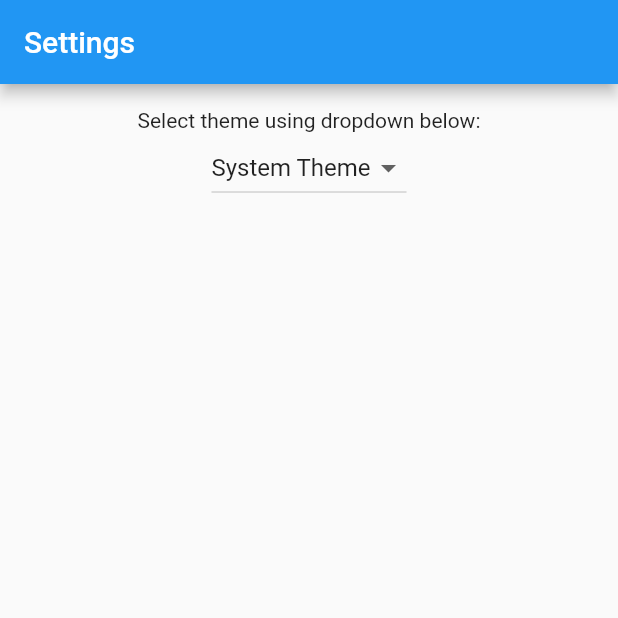
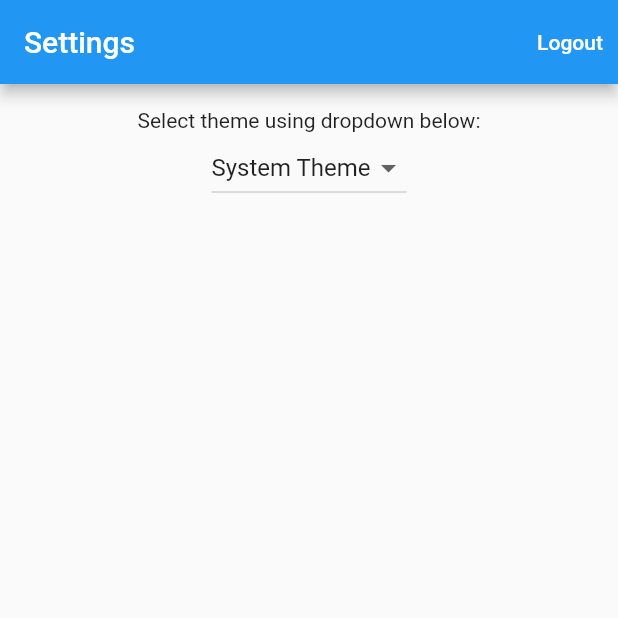
Before and after one commit to bedrockio/bedrock-flutter, a Flutter app: the screen it shows after launch, item 2 of the bottom bar chosen, on a phone screen of 412 x 824 dp, the top half of it. Run offline on Flutter 3.47's test engine with Material 2 defaults, Android fonts, the phone set to English and light mode, and no system bars; our stand-ins replace flutter_secure_storage, jwt_decoder; generated files the repository leaves out were written again.

Commit message:
Update HomeView to add support for authentication screen for non logged-in users

```diff
--- a/lib/src/home/home_view.dart
+++ b/lib/src/home/home_view.dart
@@ -1,8 +1,10 @@
+import 'package:bedrock_flutter/src/auth/auth_controller.dart';
+import 'package:bedrock_flutter/src/auth/auth_view.dart';
+import 'package:bedrock_flutter/src/widgets/bottom_navigation/bottom_navigation_view.dart';
 import 'package:flutter/material.dart';
 import 'package:provider/provider.dart';
 
 import '../widgets/bottom_navigation/bottom_navigation_controller.dart';
-import '../widgets/bottom_navigation/bottom_navigation_view.dart';
 
 class Home extends StatelessWidget {
   const Home({Key? key}) : super(key: key);
@@ -15,14 +17,35 @@ class Home extends StatelessWidget {
 
   @override
   Widget build(BuildContext context) {
+    final authController = Provider.of<AuthController>(context);
+
+    return FutureBuilder(
+      future: authController.authenticated,
+      builder: (context, AsyncSnapshot<bool> snapshot) {
+        if (snapshot.hasData) {
           return Scaffold(
             appBar: AppBar(
+              centerTitle: false,
               title: _setAppBarTitle(context),
+              actions: [
+                TextButton(
+                  onPressed: () => authController.logout(),
+                  child: const Text(
+                    'Logout',
+                    style: TextStyle(color: Colors.white),
+                  ),
+                ),
+              ],
             ),
             body: Consumer<BottomNavigationController>(
               builder: (context, controller, child) => controller.body,
             ),
             bottomNavigationBar: const BottomNavigation(),
           );
+        } else {
+          return const AuthView();
+        }
+      },
+    );
   }
 }
```
Lines whose indentation alone changed are shown as unchanged.
